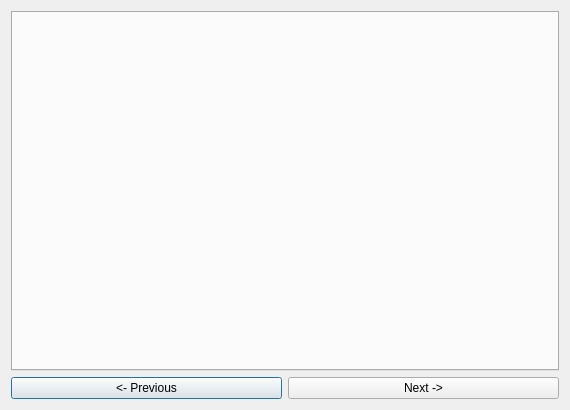
Qt form ModelWizard/wizarddialog.ui (ArashMassoudieh/OpenHydroQual) before a commit.
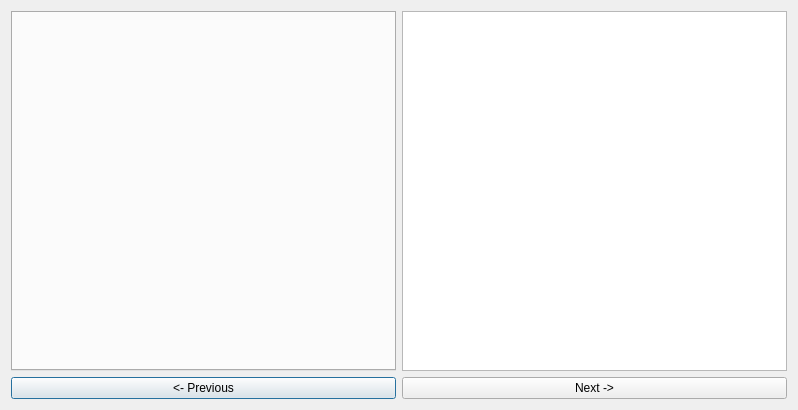
The same form after that commit.

The edit to the form file:
```diff
--- a/ModelWizard/wizarddialog.ui
+++ b/ModelWizard/wizarddialog.ui
@@ -6,7 +6,7 @@
    <rect>
     <x>0</x>
     <y>0</y>
-    <width>570</width>
+    <width>798</width>
     <height>410</height>
    </rect>
   </property>
@@ -15,7 +15,14 @@
   </property>
   <layout class="QVBoxLayout" name="verticalLayout">
    <item>
-    <widget class="QTabWidget" name="tabWidget"/>
+    <layout class="QHBoxLayout" name="horizontalLayout_2">
+     <item>
+      <widget class="QTabWidget" name="tabWidget"/>
+     </item>
+     <item>
+      <widget class="QGraphicsView" name="graphicsView"/>
+     </item>
+    </layout>
    </item>
    <item>
     <layout class="QHBoxLayout" name="horizontalLayout">
```
